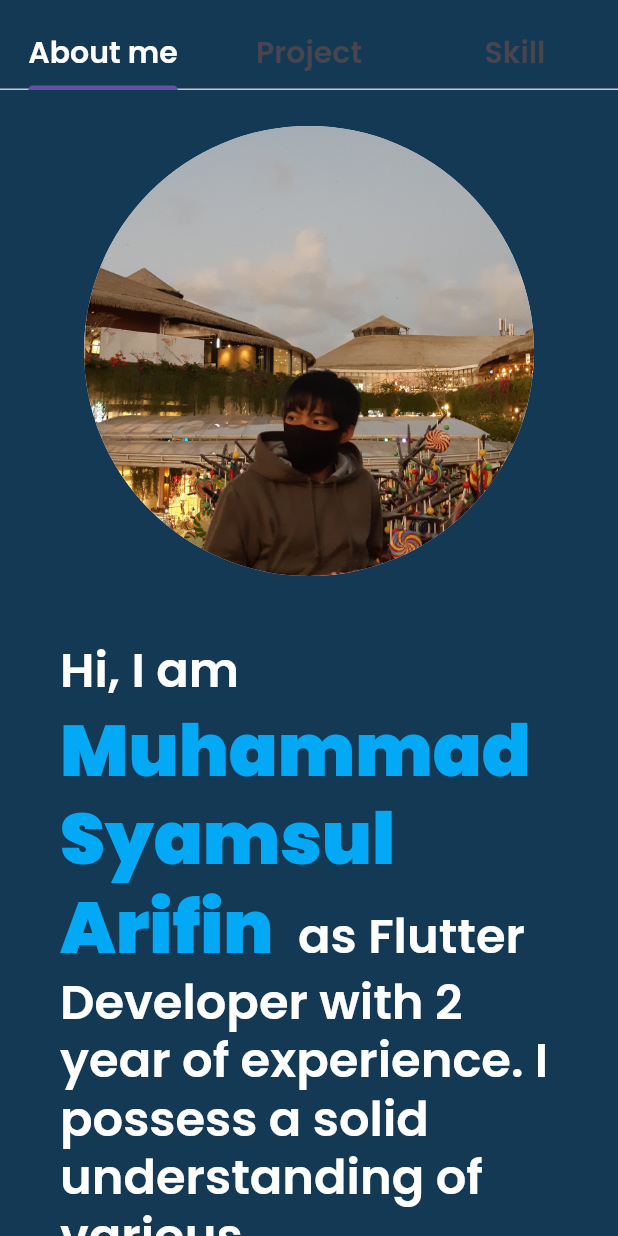
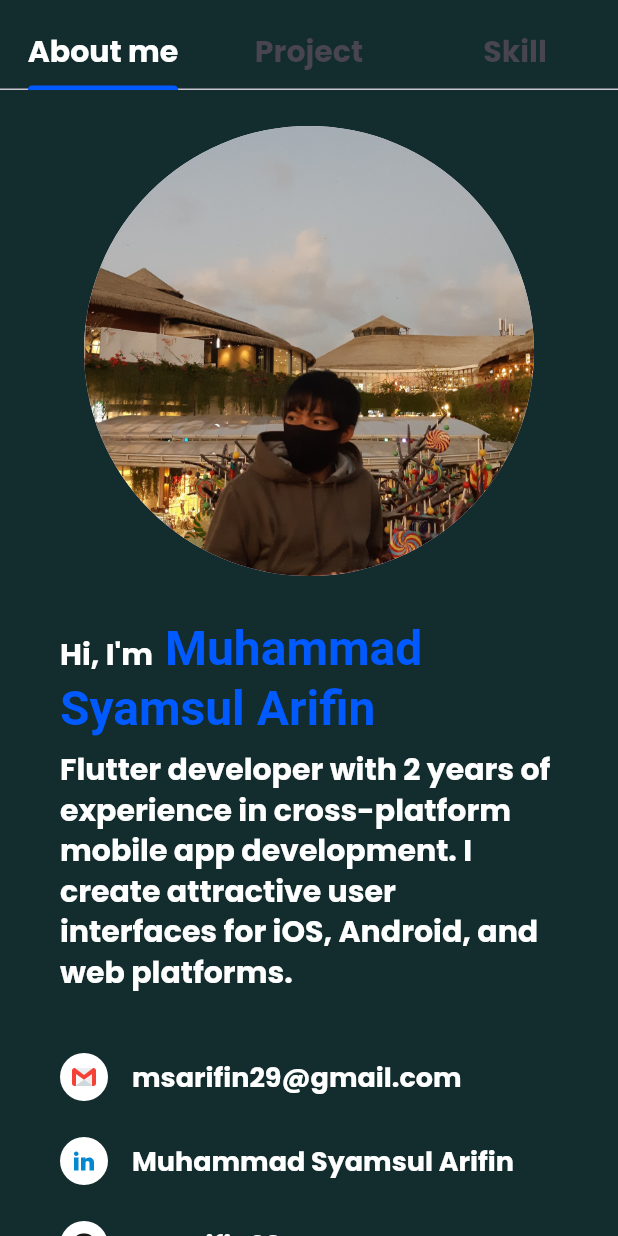
Before and after one commit to msarifin29/portofolio, a Flutter app: the screen it shows after launch, on a phone screen of 412 x 824 dp. Run offline on Flutter 3.47's test engine with Material 3 defaults, Android fonts, the phone set to English and light mode, and no system bars; our stand-ins replace carousel_slider, flutter_svg, google_fonts, hive_flutter, percent_indicator; accounts and stored records are empty.

Commit message:
refactor(view) : about me view

```diff
--- a/lib/shared/constant/app_string.dart
+++ b/lib/shared/constant/app_string.dart
@@ -8,8 +8,8 @@ class AppString {
   static const String email = "msarifin29@gmail.com";
   static const String jobs = "Flutter Developer";
   static const String githubName = "msarifin29";
-  static String about =
-      "as Flutter Developer with $experience year of experience. I possess a solid understanding of various programming languages and platforms. ";
+  static String aboutFlutter =
+      "Flutter developer with $experience years of experience in cross-platform mobile app development. I create attractive user interfaces for iOS, Android, and web platforms.";
 
   // assets images
   static const myBioskop = "assets/images/project2.png";
--- a/lib/shared/constant/theme.dart
+++ b/lib/shared/constant/theme.dart
@@ -6,9 +6,9 @@ import 'app_color.dart';
 
 ThemeData darkTheme() => ThemeData(
       primaryIconTheme: const IconThemeData(color: Colors.white),
-      cardColor: AppColor.poseidon,
+      cardColor: AppColor.night,
       appBarTheme: AppBarTheme(
-        backgroundColor: AppColor.poseidon,
+        backgroundColor: AppColor.night,
         titleTextStyle: GoogleFonts.poppins(
             color: Colors.white,
             fontSize: Sizes.p32,
@@ -18,7 +18,7 @@ ThemeData darkTheme() => ThemeData(
       iconTheme: const IconThemeData(
         color: AppColor.snowWhite,
       ),
-      scaffoldBackgroundColor: AppColor.poseidon,
+      scaffoldBackgroundColor: AppColor.night,
       textTheme: TextTheme(
         displayMedium: GoogleFonts.poppins(
           fontSize: Sizes.p48,
--- a/lib/view/mobile_view.dart
+++ b/lib/view/mobile_view.dart
@@ -36,8 +36,10 @@ class _MobileViewState extends State<MobileView> with TickerProviderStateMixin {
           tabBar: TabBar(
               controller: _tabController,
               indicatorPadding: const EdgeInsets.only(top: Sizes.p20),
-              overlayColor: const MaterialStatePropertyAll(AppColor.poseidon),
-              labelStyle: Theme.of(context).textTheme.headlineMedium!,
+              overlayColor: const MaterialStatePropertyAll(AppColor.nokiaBlue),
+              labelStyle: Theme.of(context).textTheme.headlineSmall,
+              splashBorderRadius: BorderRadius.circular(20.0),
+              indicatorColor: AppColor.nokiaBlue,
               tabs: const [
                 Tab(
                   text: "About me",
--- a/lib/view/widgets/about_me.dart
+++ b/lib/view/widgets/about_me.dart
@@ -1,4 +1,5 @@
 import 'package:flutter/material.dart';
+import 'package:portofolio/shared/constant/app_color.dart';
 import 'package:portofolio/shared/constant/app_string.dart';
 import 'package:portofolio/shared/constant/sizes.dart';
 
@@ -9,25 +10,30 @@ class AboutMe extends StatelessWidget {
   Widget build(BuildContext context) {
     return Padding(
         padding: const EdgeInsets.all(Sizes.p16),
-        child: RichText(
+        child: Column(
+          mainAxisSize: MainAxisSize.min,
+          children: [
+            RichText(
               text: TextSpan(
-            text: 'Hi, I am',
-            style: Theme.of(context).textTheme.displaySmall!,
+                text: 'Hi, I\'m',
+                style: Theme.of(context).textTheme.headlineSmall,
                 children: [
                   TextSpan(
                     text: " ${AppString.fullName} ",
-                style: Theme.of(context).textTheme.displaySmall!.copyWith(
-                      color: Colors.lightBlue,
-                      fontWeight: FontWeight.w900,
-                      fontSize: Sizes.p48,
+                    style: Theme.of(context).textTheme.headlineLarge!.copyWith(
+                          color: AppColor.nokiaBlue,
+                          fontWeight: FontWeight.bold,
                         ),
-              ),
-              TextSpan(
-                text: AppString.about,
-                style: Theme.of(context).textTheme.displaySmall!,
                   ),
                 ],
               ),
+            ),
+            gapH8,
+            Text(
+              AppString.aboutFlutter,
+              style: Theme.of(context).textTheme.headlineSmall,
+            ),
+          ],
         ));
   }
 }
--- a/lib/view/widgets/profile_content.dart
+++ b/lib/view/widgets/profile_content.dart
@@ -3,6 +3,7 @@
 
 import 'package:flutter/material.dart';
 import 'package:flutter_svg/flutter_svg.dart';
+import 'package:portofolio/shared/constant/app_color.dart';
 
 import 'package:portofolio/shared/constant/break_point.dart';
 import 'package:portofolio/shared/utils/funtion_helper.dart';
@@ -25,11 +26,11 @@ class ProfileContent extends StatelessWidget {
         child: AboutMe(),
       ),
       gapH12,
-      InformationProfileWidget(
-        onTap: FunctionHelper.init.urlWa,
-        image: SvgPicture.asset(AppString.wa),
-        title: AppString.phone,
-      ),
+      // InformationProfileWidget(
+      //   onTap: FunctionHelper.init.urlWa,
+      //   image: SvgPicture.asset(AppString.wa),
+      //   title: AppString.phone,
+      // ),
       InformationProfileWidget(
         onTap: FunctionHelper.init.urlEmail,
         image: SvgPicture.asset(AppString.logoEmail),
@@ -77,6 +78,8 @@ class InformationProfileWidget extends StatelessWidget {
   Widget build(BuildContext context) {
     return ListTile(
       onTap: onTap,
+      hoverColor: AppColor.nokiaBlue,
+      shape: RoundedRectangleBorder(borderRadius: BorderRadius.circular(20.0)),
       leading: Container(
         height: Sizes.p32,
         width: Sizes.p32,
```
Lines whose indentation alone changed are shown as unchanged.
